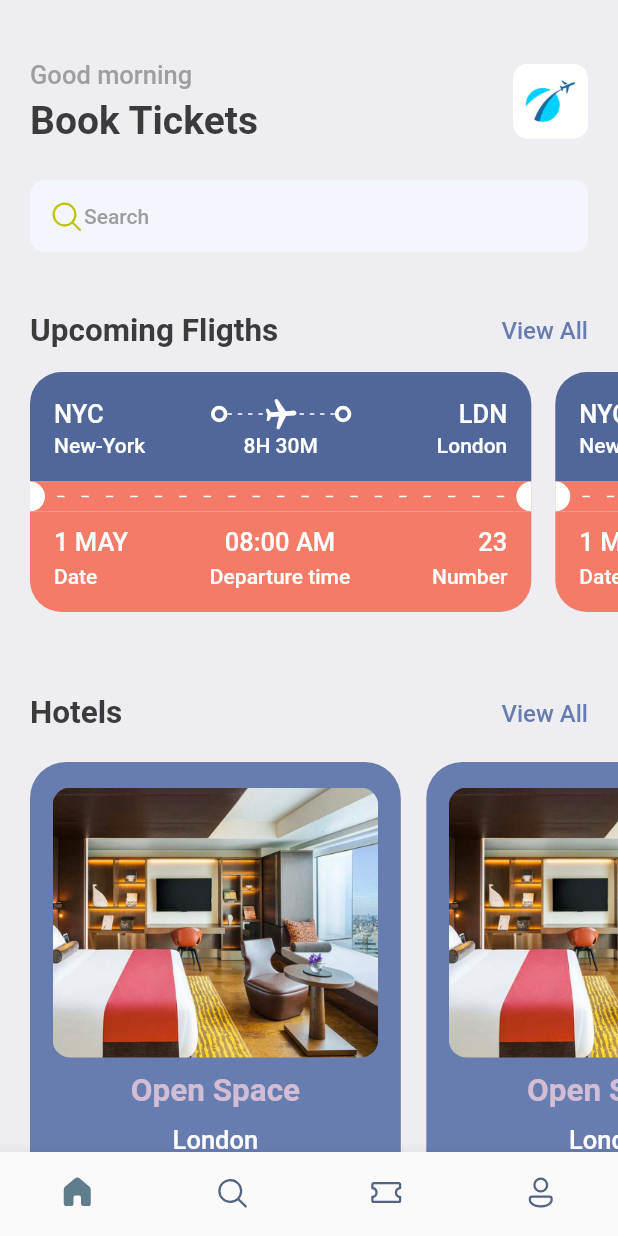
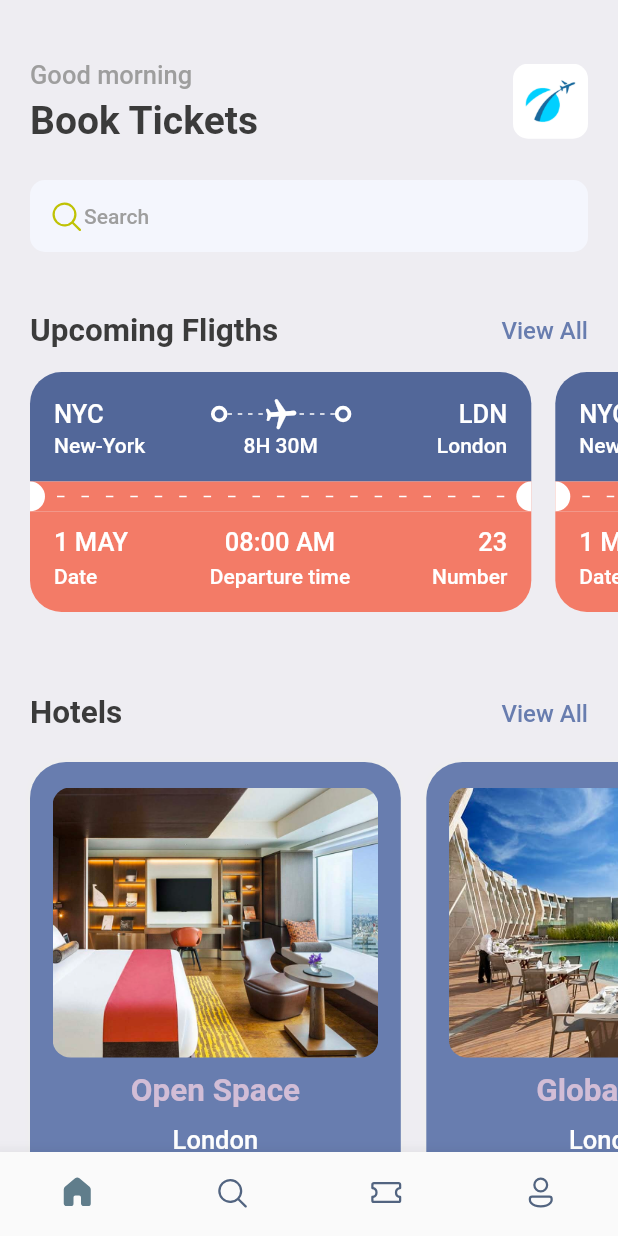
Before and after one commit to supertgo/ticket-booking, a Flutter app: the screen it shows after launch, on a phone screen of 412 x 824 dp. Run offline on Flutter 3.47's test engine with Material 2 defaults, Android fonts, the phone set to English and light mode, and no system bars; our stand-ins replace fluentui_icons, gap.

```diff
--- a/lib/screens/home_screen.dart
+++ b/lib/screens/home_screen.dart
@@ -5,6 +5,7 @@ import 'package:flutter/src/widgets/framework.dart';
 import 'package:gap/gap.dart';
 import 'package:ticket_booking/screens/hotel_screen.dart';
 import 'package:ticket_booking/screens/ticket_view.dart';
+import 'package:ticket_booking/utils/app_info_list.dart';
 import 'package:ticket_booking/utils/app_styles.dart';
 
 class HomeScreen extends StatelessWidget {
@@ -131,12 +132,9 @@ class HomeScreen extends StatelessWidget {
               scrollDirection: Axis.horizontal,
               padding: const EdgeInsets.only(left: 20),
               child: Row(
-                children: const [
-                  HotelScreen(),
-                  HotelScreen(),
-                  HotelScreen(),
-                  HotelScreen(),
-                ],
+                children: hotelList
+                    .map((hotel) => HotelScreen(hotel: hotel))
+                    .toList(),
               ),
             )
           ],
--- a/lib/screens/hotel_screen.dart
+++ b/lib/screens/hotel_screen.dart
@@ -6,7 +6,8 @@ import 'package:ticket_booking/utils/app_layout.dart';
 import 'package:ticket_booking/utils/app_styles.dart';
 
 class HotelScreen extends StatelessWidget {
-  const HotelScreen({super.key});
+  final Map<String, dynamic> hotel;
+  const HotelScreen({Key? key, required this.hotel}) : super(key: key);
 
   @override
   Widget build(BuildContext context) {
@@ -36,15 +37,15 @@ class HotelScreen extends StatelessWidget {
             decoration: BoxDecoration(
               borderRadius: BorderRadius.circular(12),
               color: Styles.primaryColor,
-              image: const DecorationImage(
+              image: DecorationImage(
                 fit: BoxFit.cover,
-                image: AssetImage("assets/images/one.png"),
+                image: AssetImage("assets/images/${hotel['image']}"),
               ),
             ),
           ),
           const Gap(10),
           Text(
-            "Open Space",
+            hotel['place'],
             style: Styles.headLineStyle2.copyWith(color: Styles.kakiColor),
           ),
           const Gap(10),
--- a/lib/utils/app_info_list.dart
+++ b/lib/utils/app_info_list.dart
@@ -0,0 +1,20 @@
+List<Map<String, dynamic>> hotelList = [
+  {
+    'image': 'one.png',
+    'place': 'Open Space',
+    'destination': 'London',
+    'price': 25
+  },
+  {
+    'image': 'two.png',
+    'place': 'Global Will',
+    'destination': 'London',
+    'price': 40
+  },
+  {
+    'image': 'three.png',
+    'place': 'Tallest Building',
+    'destination': 'Dubai',
+    'price': 68
+  }
+];
```
